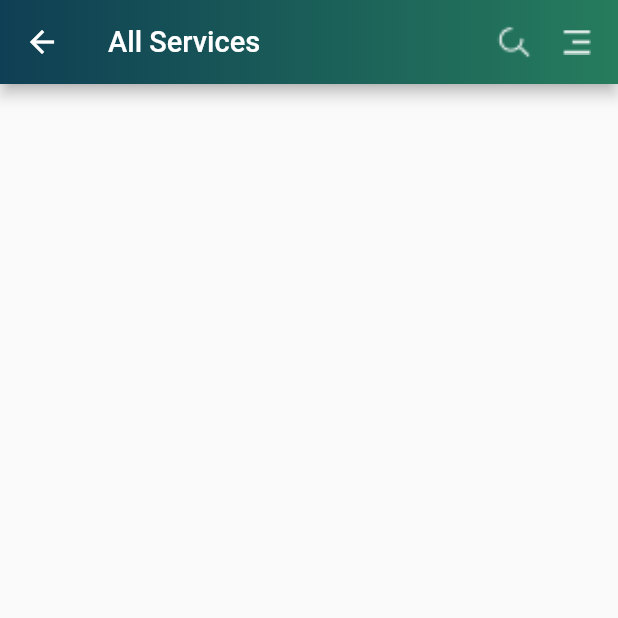
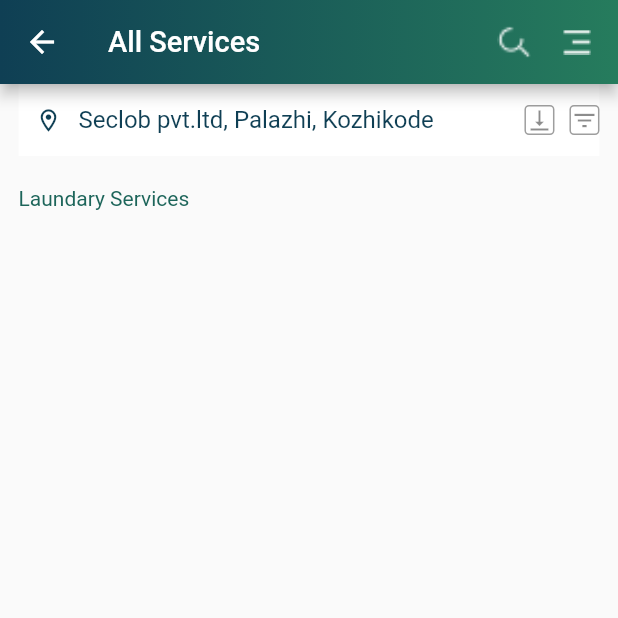
Before and after one commit to rishal-ahmed/seclob, a Flutter app: the screen it shows after launch, after a tap on "More", on a phone screen of 412 x 824 dp, the top half of it. Run offline on Flutter 3.47's test engine with Material 2 defaults, Android fonts, the phone set to English and light mode, and no system bars; our stand-ins replace carousel_slider, responsive_sizer.

Commit message:
Services UI ~ All Services -> Started!

```diff
--- a/lib/core/constants/colors.dart
+++ b/lib/core/constants/colors.dart
@@ -9,10 +9,13 @@ const Color kYellow = Colors.yellow;
 const Color kGrey200 = Color(0xFFEEEEEE);
 
 //========== Custom Constant Colors ==========
-const Color kColorMain = Color(0XFF0F3F54);
-const Color kColorMain2 = Color(0XFF23745C);
+const Color primaryColor = Color(0XFF0F3F54);
+const Color primaryColor2 = Color(0XFF23745C);
+
+const Color kColorServiceText = Color(0XFF1D655A);
 
 const Color kColorMainText = Color(0XFF0F3F54);
+const Color kColorMainIcon = Color(0XFF0F3F54);
 const Color kColorText = Color(0XFF707070);
 const Color kColorDim = Color(0XFF84898a);
 const Color kColorGradient1 = Color(0XFF0F3F54);
--- a/lib/main.dart
+++ b/lib/main.dart
@@ -19,7 +19,7 @@ class MyApp extends StatelessWidget {
         return MaterialApp(
           debugShowCheckedModeBanner: false,
           title: 'Seclob',
-          theme: ThemeData(primaryColor: kColorMain),
+          theme: ThemeData(primaryColor: primaryColor),
           onGenerateRoute: RouteGenerator.generateRoute,
           initialRoute: routeRoot,
         );
--- a/lib/presentation/screens/home/widgets/home_eats_widget.dart
+++ b/lib/presentation/screens/home/widgets/home_eats_widget.dart
@@ -30,7 +30,7 @@ class HomeEatsWidget extends StatelessWidget {
                   height: 5.h,
                   width: double.infinity,
                   decoration: const BoxDecoration(
-                      color: kColorMain2,
+                      color: primaryColor2,
                       borderRadius: BorderRadius.only(
                         topLeft: Radius.circular(15),
                         topRight: Radius.circular(15),
--- a/lib/presentation/screens/home/widgets/home_most_used_services.dart
+++ b/lib/presentation/screens/home/widgets/home_most_used_services.dart
@@ -53,7 +53,7 @@ class HomeMostUsedServices extends StatelessWidget {
                     width: double.infinity,
                     padding: const EdgeInsets.all(5),
                     decoration: const BoxDecoration(
-                        color: kColorMain2,
+                        color: primaryColor2,
                         borderRadius: BorderRadius.only(
                           bottomLeft: Radius.circular(10),
                           bottomRight: Radius.circular(10),
--- a/lib/presentation/screens/home/widgets/home_store_widget.dart
+++ b/lib/presentation/screens/home/widgets/home_store_widget.dart
@@ -30,7 +30,7 @@ class HomeStoreWidget extends StatelessWidget {
                   height: 5.h,
                   width: double.infinity,
                   decoration: const BoxDecoration(
-                      color: kColorMain2,
+                      color: primaryColor2,
                       borderRadius: BorderRadius.only(
                         topLeft: Radius.circular(15),
                         topRight: Radius.circular(15),
--- a/lib/presentation/screens/main/widgets/bottom_navigation_widget.dart
+++ b/lib/presentation/screens/main/widgets/bottom_navigation_widget.dart
@@ -56,8 +56,8 @@ class BottomNavigationWidget extends StatelessWidget {
                     bottomNavChangeNotifier.value = selectedIndex;
                   },
                   currentIndex: newIndex,
-                  selectedItemColor: kColorMain,
-                  unselectedItemColor: kColorMain,
+                  selectedItemColor: primaryColor,
+                  unselectedItemColor: primaryColor,
                   type: BottomNavigationBarType.fixed,
                   backgroundColor: kWhite,
                   selectedFontSize: 13.0,
--- a/lib/presentation/screens/services/screen_all_services.dart
+++ b/lib/presentation/screens/services/screen_all_services.dart
@@ -1,6 +1,9 @@
 import 'package:flutter/material.dart';
 import 'package:seclob/core/constants/colors.dart';
 import 'package:seclob/core/constants/images.dart';
+import 'package:seclob/core/constants/paddings.dart';
+import 'package:seclob/core/constants/sizes.dart';
+import 'package:seclob/presentation/screens/services/widgets/location_filter.dart';
 import 'package:seclob/presentation/widgets/app_bar_widget.dart';
 
 class ScreenAllServices extends StatelessWidget {
@@ -14,19 +17,51 @@ class ScreenAllServices extends StatelessWidget {
         actions: [
           FractionallySizedBox(
             heightFactor: .4,
-            child: Image.asset(
-              kIconSearch,
-              color: kWhite,
-              // height: 18,
-
-              fit: BoxFit.cover,
-            ),
+            child: Image.asset(kIconSearch, color: kWhite, fit: BoxFit.cover),
           ),
         ],
       ),
       body: SafeArea(
-        child: Container(),
+        child: Padding(
+          padding: kPaddingHome,
+          child: SingleChildScrollView(
+            child: Column(
+              crossAxisAlignment: CrossAxisAlignment.start,
+              children: const [
+                LocationFilterWidget(),
+                kHeight20,
+                ServiceCategoryGrid()
+              ],
+            ),
+          ),
+        ),
       ),
     );
   }
 }
+
+class ServiceCategoryGrid extends StatelessWidget {
+  const ServiceCategoryGrid({super.key});
+
+  @override
+  Widget build(BuildContext context) {
+    return Column(
+      crossAxisAlignment: CrossAxisAlignment.start,
+      children: const [
+        Text(
+          'Laundary Services',
+          style: TextStyle(color: kColorServiceText),
+        ),
+        kHeight10,
+        // Expanded(
+        //   child: GridView.builder(
+        //       gridDelegate: const SliverGridDelegateWithFixedCrossAxisCount(
+        //           crossAxisCount: 4),
+        //       itemBuilder: (context, index) {
+        //         return GridTile(child: Image.asset(kIconServices));
+        //       }),
+        // )
+      ],
+    );
+  }
+}
--- /dev/null
+++ b/lib/presentation/screens/services/widgets/location_filter.dart
@@ -0,0 +1,60 @@
+import 'package:flutter/material.dart';
+import 'package:seclob/core/constants/colors.dart';
+import 'package:seclob/core/constants/sizes.dart';
+import 'package:seclob/presentation/widgets/text_field_widget.dart';
+
+class LocationFilterWidget extends StatelessWidget {
+  const LocationFilterWidget({
+    Key? key,
+  }) : super(key: key);
+
+  @override
+  Widget build(BuildContext context) {
+    return TextFeildWidget(
+      inputBorder: InputBorder.none,
+      prefixIcon: const Icon(
+        Icons.location_on_outlined,
+        color: kColorMainIcon,
+      ),
+      controller:
+          TextEditingController(text: 'Seclob pvt.ltd, Palazhi, Kozhikode'),
+      color: primaryColor,
+      suffixIcon: Row(
+        mainAxisSize: MainAxisSize.min,
+        children: [
+          Container(
+            decoration: BoxDecoration(
+              borderRadius: BorderRadius.circular(3),
+              border: Border.all(
+                color: kGrey,
+                width: 1,
+              ),
+            ),
+            child: IconButton(
+              onPressed: () {},
+              icon: const Icon(Icons.vertical_align_bottom),
+              padding: EdgeInsets.zero,
+              constraints: const BoxConstraints(maxHeight: 100, maxWidth: 100),
+            ),
+          ),
+          kWidth10,
+          Container(
+            decoration: BoxDecoration(
+              borderRadius: BorderRadius.circular(3),
+              border: Border.all(
+                color: kGrey,
+                width: 1,
+              ),
+            ),
+            child: IconButton(
+              onPressed: () {},
+              icon: const Icon(Icons.filter_list),
+              padding: EdgeInsets.zero,
+              constraints: const BoxConstraints(maxHeight: 100, maxWidth: 100),
+            ),
+          )
+        ],
+      ),
+    );
+  }
+}
--- a/lib/presentation/widgets/text_field_widget.dart
+++ b/lib/presentation/widgets/text_field_widget.dart
@@ -35,10 +35,12 @@ class TextFeildWidget extends StatelessWidget {
     this.onTap,
     this.obscureText,
     this.floatingLabelBehavior,
+    this.color,
   }) : super(key: key);
   final String? labelText;
   final String? hintText;
   final double? fontSize;
+  final Color? color;
   final bool isHint;
   final TextInputType? textInputType;
   final TextCapitalization textCapitalization;
@@ -69,7 +71,9 @@ class TextFeildWidget extends StatelessWidget {
   @override
   Widget build(BuildContext context) {
     return TextFormField(
+      textAlignVertical: TextAlignVertical.center,
       controller: controller,
+      style: TextStyle(color: color),
       decoration: InputDecoration(
         floatingLabelBehavior: floatingLabelBehavior,
         counterText: couterText,
```
